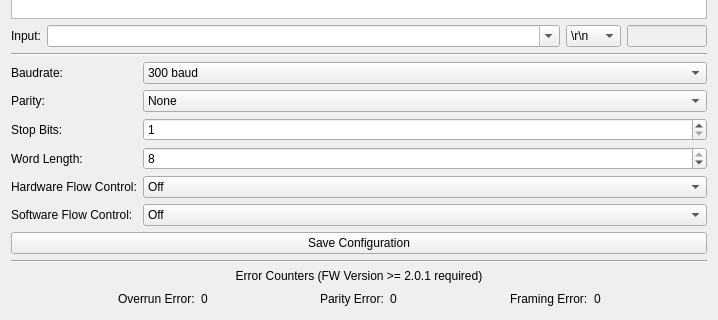
Tinkerforge/brickv, file src/brickv/plugin_system/plugins/rs232/ui/rs232.ui: the form before one commit; both pictures show x 0 to 718 and y 148 to 468 of the 718 by 468 pixel window.
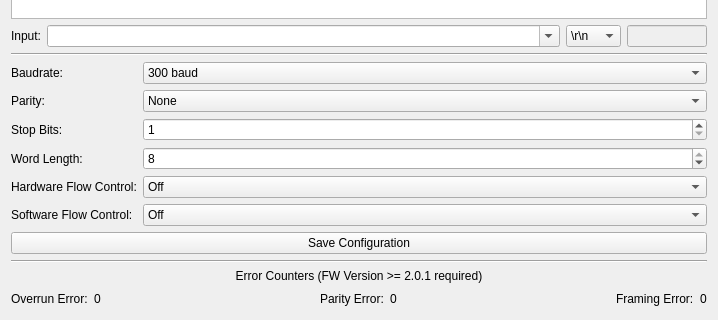
The form after the commit.

Patch:
```diff
--- a/src/brickv/plugin_system/plugins/rs232/ui/rs232.ui
+++ b/src/brickv/plugin_system/plugins/rs232/ui/rs232.ui
@@ -422,19 +422,6 @@
       </property>
       <item>
        <layout class="QHBoxLayout" name="horizontalLayout_3">
-        <item>
-         <spacer name="horizontalSpacer">
-          <property name="orientation">
-           <enum>Qt::Horizontal</enum>
-          </property>
-          <property name="sizeHint" stdset="0">
-           <size>
-            <width>40</width>
-            <height>20</height>
-           </size>
-          </property>
-         </spacer>
-        </item>
         <item>
          <widget class="QLabel" name="label_9">
           <property name="text">
@@ -503,19 +490,6 @@
           </property>
          </widget>
         </item>
-        <item>
-         <spacer name="horizontalSpacer_4">
-          <property name="orientation">
-           <enum>Qt::Horizontal</enum>
-          </property>
-          <property name="sizeHint" stdset="0">
-           <size>
-            <width>40</width>
-            <height>20</height>
-           </size>
-          </property>
-         </spacer>
-        </item>
        </layout>
       </item>
      </layout>
```
Left out of the diff: 11 changed lines with no effect on the pictures.
